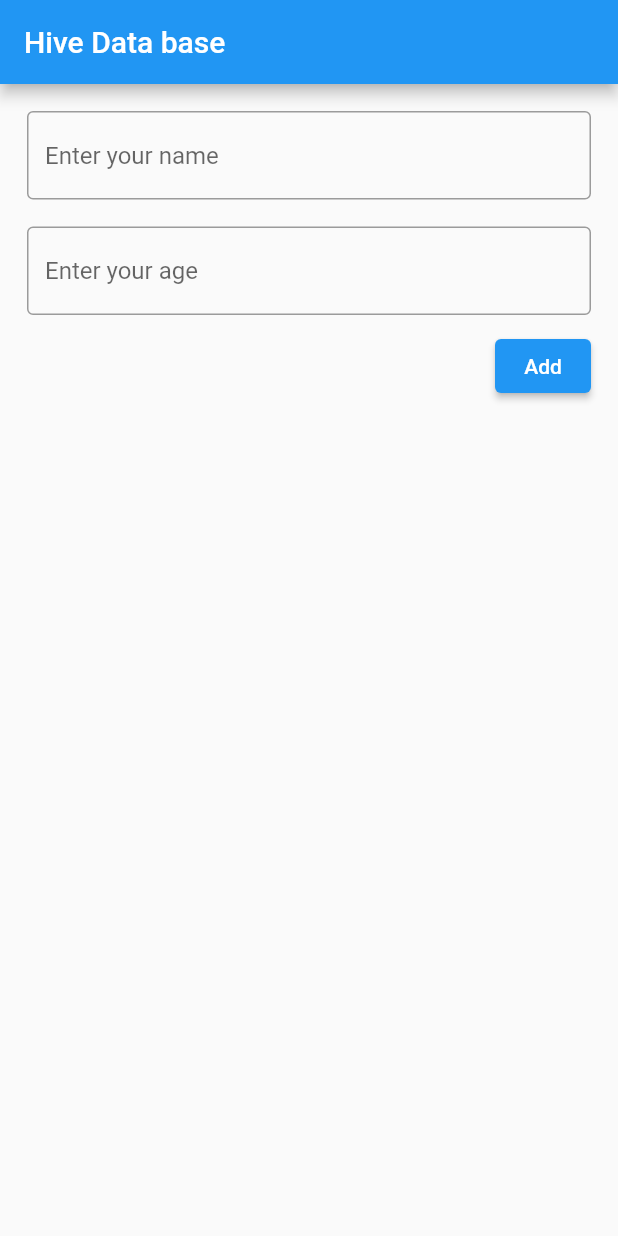
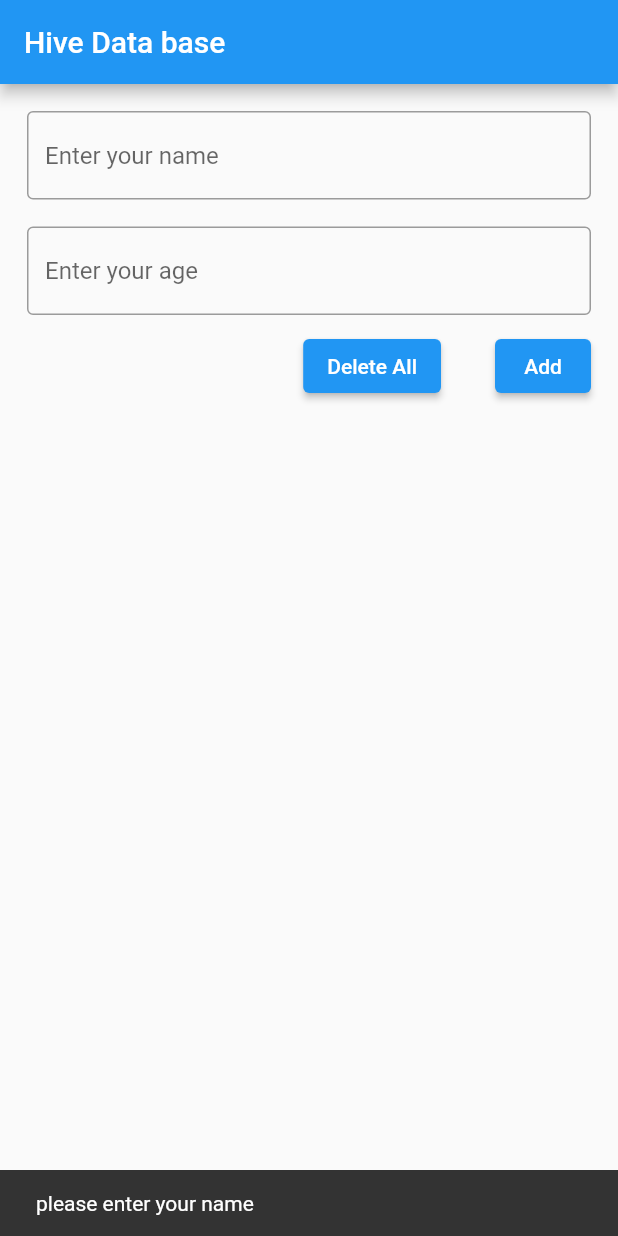
Before and after one commit to sarath-mar/learningFlutter, a Flutter app: the screen it shows after launch, after a tap on "Add", on a phone screen of 412 x 824 dp. Run offline on Flutter 3.47's test engine with Material 2 defaults, Android fonts, the phone set to English and light mode, and no system bars; our stand-ins replace hive, hive_flutter; accounts and stored records are empty.

Commit message:
added validation and delete operation

```diff
--- a/lib/home_screen.dart
+++ b/lib/home_screen.dart
@@ -47,25 +47,47 @@ class HomeScreen extends StatelessWidget {
                 padding: const EdgeInsets.fromLTRB(18, 0, 18, 10),
                 child: ElevatedButton(
                     onPressed: () {
-                      addToArray();
+                      deleteAllStudent();
+                    },
+                    child: Text("Delete All")),
+              ),
+              Padding(
+                padding: const EdgeInsets.fromLTRB(18, 0, 18, 10),
+                child: ElevatedButton(
+                    onPressed: () {
+                      addToArray(context);
                     },
                     child: Text("Add")),
               ),
             ],
           ),
-         Expanded(child:
-         ListViewComponent() )
+          Expanded(child: ListViewComponent())
         ],
       ),
-
     );
   }
 
-  addToArray(){
-
-    final value=StudentModel(age: _ageController.text,name: _nameController.text);
-    addStudent(value)  ;
-    _ageController.text="" ;
+  addToArray(cntx) {
+    final age = _ageController.text;
+    final name = _nameController.text;
+    if (name == "") {
+      ScaffoldMessenger.of(cntx).showSnackBar(SnackBar(
+        content: Text("please enter your name"),
+      ));
+      return;
+    }
+    if (age == "") {
+      ScaffoldMessenger.of(cntx).showSnackBar(SnackBar(
+        content: Text("please enter your age"),
+      ));
+      return;
+    }
+    print(age);
+    final value =
+        StudentModel(age: _ageController.text, name: _nameController.text);
+    addStudent(value);
+    _ageController.text = "";
+    _nameController.text = "";
 
     // array.add(_nameController.text);
     // print(array);
--- a/lib/student_model.dart
+++ b/lib/student_model.dart
@@ -4,10 +4,13 @@ part 'student_model.g.dart';
 @HiveType(typeId: 1)
 class StudentModel {
   @HiveField(0)
+   int? id;
+
+  @HiveField(1)
   String name;
 
-  @HiveField(1)
+  @HiveField(2)
   String age;
 
-  StudentModel({required this.name, required this.age});
+  StudentModel({required this.name, required this.age,this.id});
 }
```
Also changed, not shown: lib/list_view_generator.dart (+6 -2 lines), lib/student_function.dart (+20 -2 lines), lib/student_model.g.dart.
